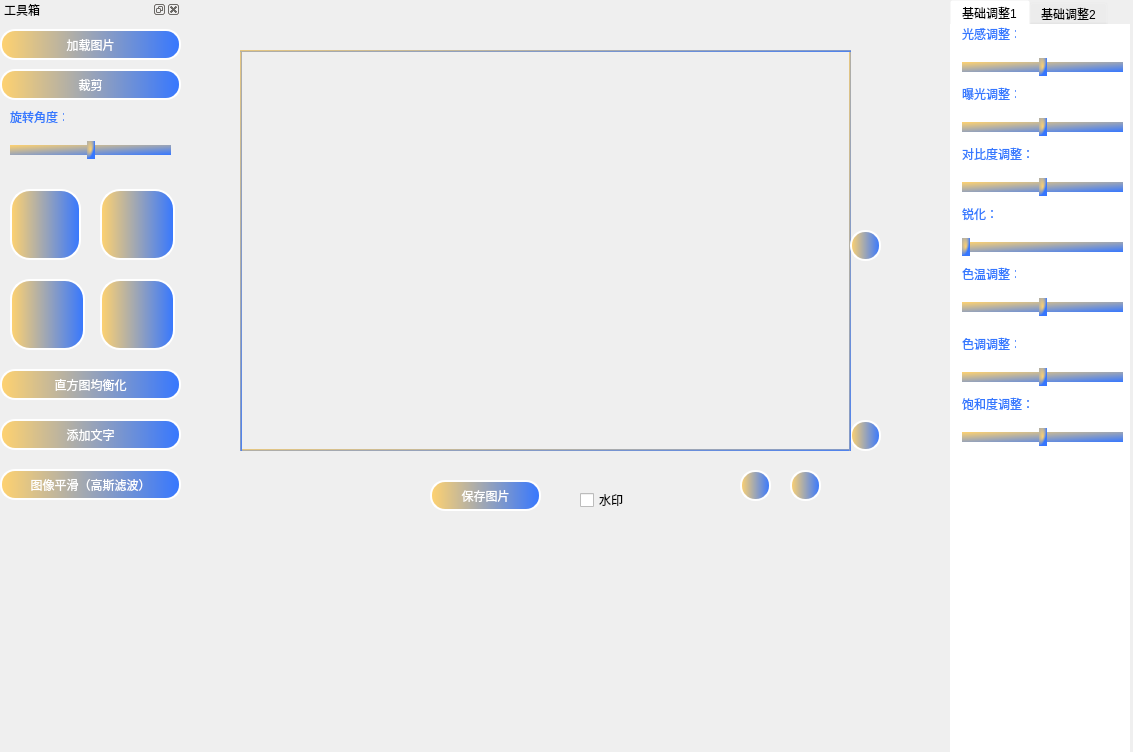
Qt form qt_demo/mainwindow.ui (Signal-groupproject/digital_signal) before a commit.
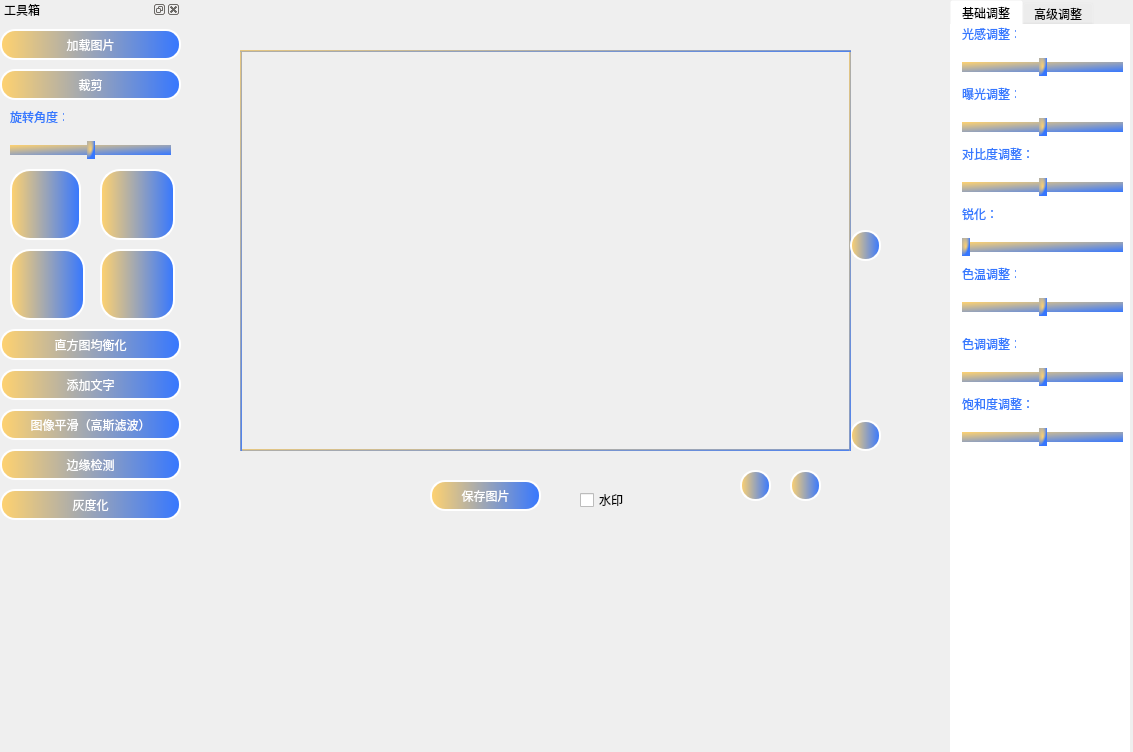
The same form after that commit. Icons and pictures are not drawn.

```diff
--- a/qt_demo/mainwindow.ui
+++ b/qt_demo/mainwindow.ui
@@ -203,7 +203,7 @@
      <property name="geometry">
       <rect>
        <x>10</x>
-       <y>170</y>
+       <y>150</y>
        <width>71</width>
        <height>71</height>
       </rect>
@@ -246,7 +246,7 @@
      <property name="geometry">
       <rect>
        <x>100</x>
-       <y>170</y>
+       <y>150</y>
        <width>75</width>
        <height>71</height>
       </rect>
@@ -283,7 +283,7 @@
      <property name="geometry">
       <rect>
        <x>10</x>
-       <y>260</y>
+       <y>230</y>
        <width>75</width>
        <height>71</height>
       </rect>
@@ -320,7 +320,7 @@
      <property name="geometry">
       <rect>
        <x>100</x>
-       <y>260</y>
+       <y>230</y>
        <width>75</width>
        <height>71</height>
       </rect>
@@ -357,7 +357,7 @@
      <property name="geometry">
       <rect>
        <x>0</x>
-       <y>350</y>
+       <y>310</y>
        <width>181</width>
        <height>31</height>
       </rect>
@@ -397,7 +397,7 @@
      <property name="geometry">
       <rect>
        <x>0</x>
-       <y>400</y>
+       <y>350</y>
        <width>181</width>
        <height>31</height>
       </rect>
@@ -437,7 +437,7 @@
      <property name="geometry">
       <rect>
        <x>0</x>
-       <y>450</y>
+       <y>390</y>
        <width>181</width>
        <height>31</height>
       </rect>
@@ -473,6 +473,86 @@
       <bool>false</bool>
      </property>
     </widget>
+    <widget class="QPushButton" name="edge_detection">
+     <property name="geometry">
+      <rect>
+       <x>0</x>
+       <y>430</y>
+       <width>181</width>
+       <height>31</height>
+      </rect>
+     </property>
+     <property name="styleSheet">
+      <string notr="true">QPushButton {
+    font: 10pt &quot;微软雅黑&quot;;
+    color: #FFFFFF;
+    background: qlineargradient(spread:pad, x1:0, y1:0, x2:1, y2:0, stop:0 #ffd26f, stop:1 #3677ff);
+    border-radius: 15px;
+    border-style: solid;
+    border-width: 2px;
+    padding: 5px;
+}
+
+QPushButton:hover,
+QPushButton:pressed,
+QPushButton:checked {
+    color: #FFFFFF;
+    background: qlineargradient(spread:pad, x1:0, y1:0, x2:1, y2:0, stop:0 #ffd26f, stop:1 #3677ff);
+}
+
+QPushButton:pressed,
+QPushButton:checked {
+    background: qlineargradient(spread:pad, x1:0, y1:0, x2:0, y2:1, stop:0 #ffd26f, stop:1 #3677ff);
+}
+</string>
+     </property>
+     <property name="text">
+      <string>边缘检测</string>
+     </property>
+     <property name="checkable">
+      <bool>false</bool>
+     </property>
+    </widget>
+    <widget class="QPushButton" name="Grayscale">
+     <property name="geometry">
+      <rect>
+       <x>0</x>
+       <y>470</y>
+       <width>181</width>
+       <height>31</height>
+      </rect>
+     </property>
+     <property name="styleSheet">
+      <string notr="true">QPushButton {
+    font: 10pt &quot;微软雅黑&quot;;
+    color: #FFFFFF;
+    background: qlineargradient(spread:pad, x1:0, y1:0, x2:1, y2:0, stop:0 #ffd26f, stop:1 #3677ff);
+    border-radius: 15px;
+    border-style: solid;
+    border-width: 2px;
+    padding: 5px;
+}
+
+QPushButton:hover,
+QPushButton:pressed,
+QPushButton:checked {
+    color: #FFFFFF;
+    background: qlineargradient(spread:pad, x1:0, y1:0, x2:1, y2:0, stop:0 #ffd26f, stop:1 #3677ff);
+}
+
+QPushButton:pressed,
+QPushButton:checked {
+    background: qlineargradient(spread:pad, x1:0, y1:0, x2:0, y2:1, stop:0 #ffd26f, stop:1 #3677ff);
+}
+</string>
+     </property>
+     <property name="text">
+      <string>灰度化</string>
+     </property>
+     <property name="checkable">
+      <bool>false</bool>
+     </property>
+    </widget>
    </widget>
   </widget>
   <widget class="QWidget" name="widget" native="true">
@@ -727,7 +807,7 @@
    </property>
    <widget class="QWidget" name="tab">
     <attribute name="title">
-     <string>基础调整1</string>
+     <string>基础调整</string>
     </attribute>
     <widget class="QLabel" name="angle_2">
      <property name="geometry">
@@ -1320,7 +1400,7 @@
    </widget>
    <widget class="QWidget" name="tab_2">
     <attribute name="title">
-     <string>基础调整2</string>
+     <string>高级调整</string>
     </attribute>
    </widget>
   </widget>
```
